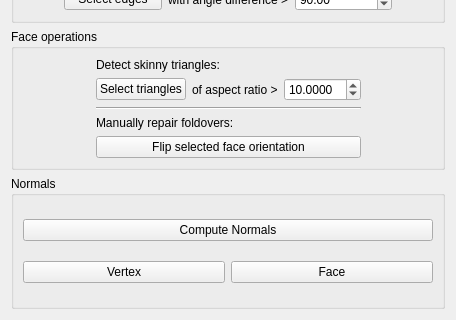
ShenRen/OpenFlipper, file Plugin-MeshRepair/MeshRepairControls.ui: the form before one commit; both pictures show x 0 to 456 and y 390 to 710 of the 456 by 710 pixel window.
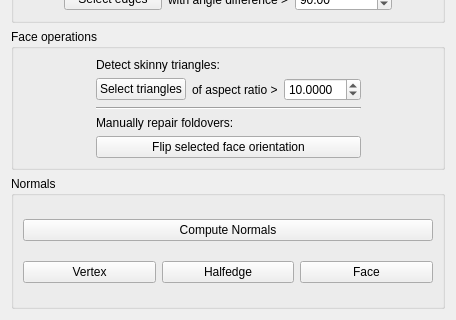
The form after the commit.

Commit message: added computation of halfedge-normals

```diff
--- a/Plugin-MeshRepair/MeshRepairControls.ui
+++ b/Plugin-MeshRepair/MeshRepairControls.ui
@@ -635,6 +635,13 @@
           </property>
          </widget>
         </item>
+        <item>
+         <widget class="QPushButton" name="computeHalfedgeNormals">
+          <property name="text">
+           <string>Halfedge</string>
+          </property>
+         </widget>
+        </item>
         <item>
          <widget class="QPushButton" name="computeFaceNormals">
           <property name="toolTip">
```
The commit also changes 2 other files.
